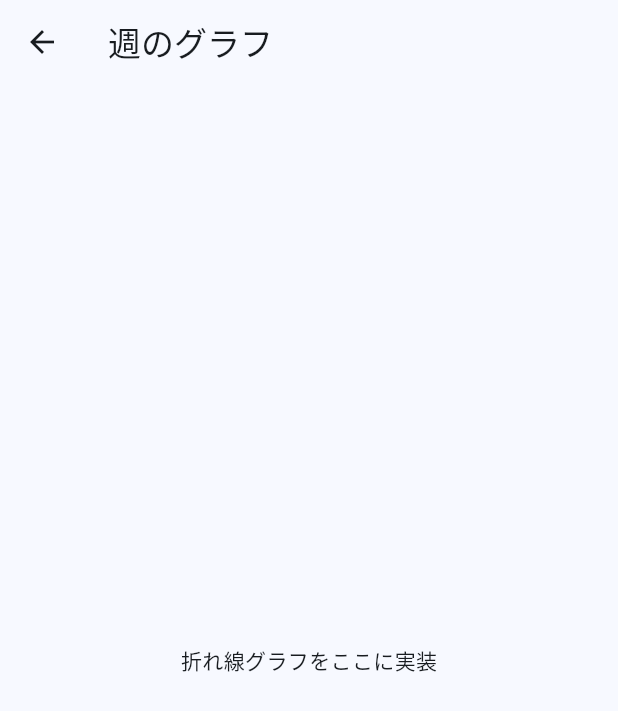
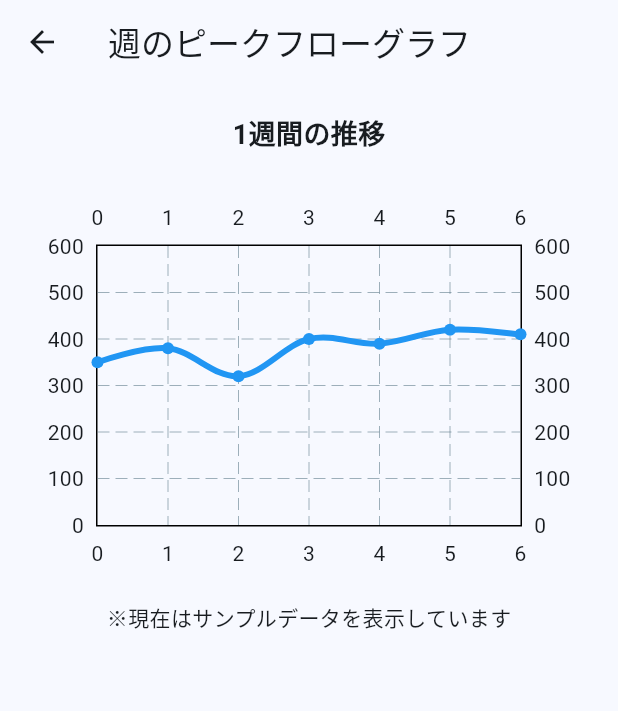
Before and after one commit to shimomari/asmane, a Flutter app: the WeeklyGraphPage screen opened directly, on a phone screen of 412 x 824 dp. Shown: the top 711 px of the screen. Run offline on Flutter 3.47's test engine with Material 3 defaults, Android fonts, the phone set to English and light mode, and no system bars; drawn by our look-alikes of fl_chart.

Commit message:
グラフの基本表示に成功

```diff
--- a/lib/main.dart
+++ b/lib/main.dart
@@ -1,7 +1,7 @@
 import 'package:flutter/material.dart';
 import 'package:flutter/cupertino.dart';
+import 'package:fl_chart/fl_chart.dart';
 import 'package:intl/intl.dart';
-
 void main() {
   runApp(const AsmaneApp());
 }
@@ -364,7 +364,57 @@ class _MainUIRegistrationPageState extends State<MainUIRegistrationPage> {
 }
 
 // --- スタブページ ---
-class WeeklyGraphPage extends StatelessWidget { const WeeklyGraphPage({super.key}); @override Widget build(BuildContext context) { return Scaffold(appBar: AppBar(title: const Text("週のグラフ")), body: const Center(child: Text("折れ線グラフをここに実装"))); } }
+class WeeklyGraphPage extends StatelessWidget {
+  const WeeklyGraphPage({super.key});
+
+  @override
+  Widget build(BuildContext context) {
+    // グラフに表示するサンプルの点（xが曜日、yがピークフロー値）
+    final List<FlSpot> spots = [
+      const FlSpot(0, 350), // 月曜
+      const FlSpot(1, 380), // 火曜
+      const FlSpot(2, 320), // 水曜
+      const FlSpot(3, 400), // 木曜
+      const FlSpot(4, 390), // 金曜
+      const FlSpot(5, 420), // 土曜
+      const FlSpot(6, 410), // 日曜
+    ];
+
+    return Scaffold(
+      appBar: AppBar(title: const Text("週のピークフローグラフ")),
+      body: Padding(
+        padding: const EdgeInsets.all(20.0),
+        child: Column(
+          children: [
+            const Text("1週間の推移", style: TextStyle(fontSize: 18, fontWeight: FontWeight.bold)),
+            const SizedBox(height: 30),
+            AspectRatio(
+              aspectRatio: 1.5,
+              child: LineChart(
+                LineChartData(
+                  minY: 0,
+                  maxY: 600,
+                  lineBarsData: [
+                    LineChartBarData(
+                      spots: spots,
+                      isCurved: true, // 線を滑らかにする
+                      color: Colors.blue,
+                      barWidth: 4,
+                      dotData: const FlDotData(show: true),
+                    ),
+                  ],
+                ),
+              ),
+            ),
+            const SizedBox(height: 20),
+            const Text("※現在はサンプルデータを表示しています"),
+          ],
+        ),
+      ),
+    );
+  }
+}
+
 class MonthlyGraphPage extends StatelessWidget { const MonthlyGraphPage({super.key}); @override Widget build(BuildContext context) { return Scaffold(appBar: AppBar(title: const Text("4週間のデータ(ACT)")), body: const Center(child: Text("ACT自動計算ロジックをここに実装"))); } }
 class YearlyGraphPage extends StatelessWidget { const YearlyGraphPage({super.key}); @override Widget build(BuildContext context) { return Scaffold(appBar: AppBar(title: const Text("年間のグラフ")), body: const Center(child: Text("年間の傾向をここに実装"))); } }
 class OneTapCallPage extends StatelessWidget { const OneTapCallPage({super.key}); @override Widget build(BuildContext context) { return Scaffold(appBar: AppBar(title: const Text("ワンタップ受診")), body: const Center(child: Text("緊急連絡先ボタンをここに実装"))); } }
```
Also changed, not shown: pubspec.yaml (+6 -72 lines), pubspec.lock.
